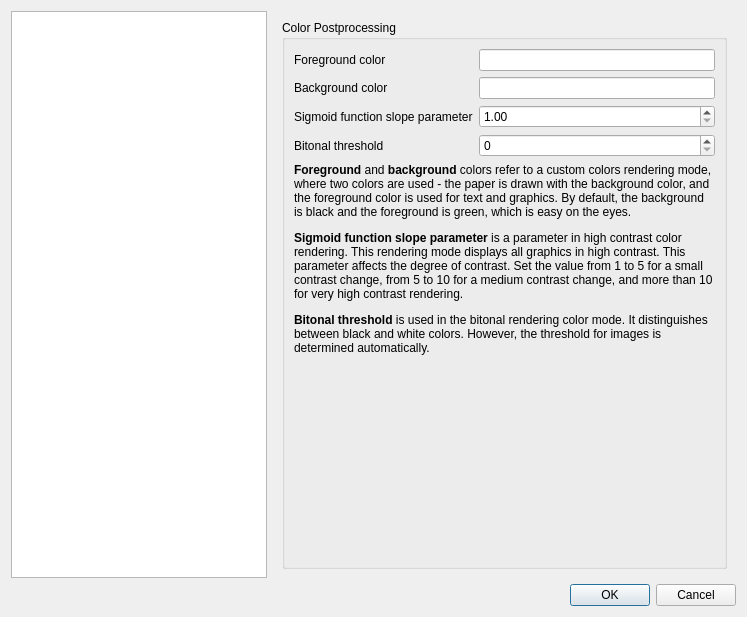
This is Pdf4QtLibGui/pdfviewersettingsdialog.ui in studio-berry/loop as Qt 5 draws it before an edit. The edited form follows.
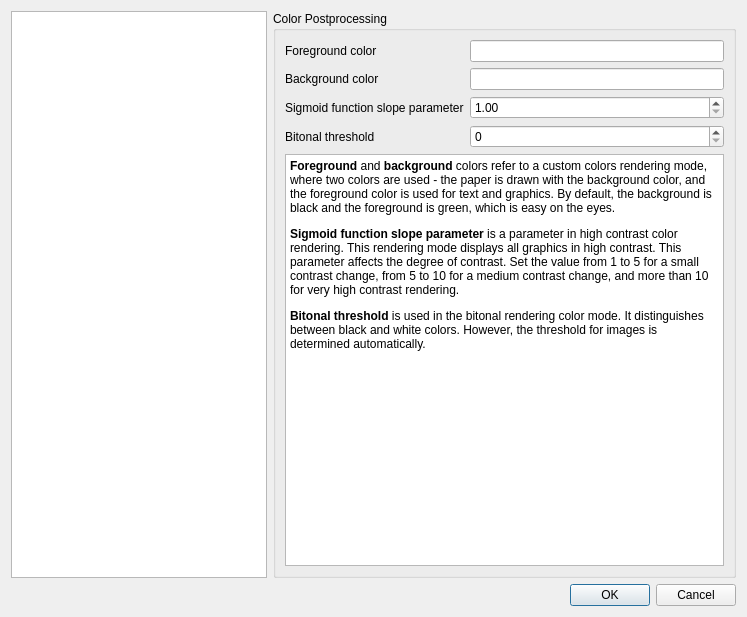
This is the edited form. The open tabs and pages were chosen to show the change.

Commit message: Issue #180: PDF4QT editor and options windows higher than desktop

```diff
--- a/Pdf4QtLibGui/pdfviewersettingsdialog.ui
+++ b/Pdf4QtLibGui/pdfviewersettingsdialog.ui
@@ -770,12 +770,24 @@
        </widget>
        <widget class="QWidget" name="cmsPostprocessingPage">
         <layout class="QVBoxLayout" name="verticalLayout_10">
+         <property name="leftMargin">
+          <number>0</number>
+         </property>
+         <property name="topMargin">
+          <number>0</number>
+         </property>
+         <property name="rightMargin">
+          <number>0</number>
+         </property>
+         <property name="bottomMargin">
+          <number>0</number>
+         </property>
          <item>
           <widget class="QGroupBox" name="groupBox_2">
            <property name="title">
             <string>Color Postprocessing</string>
            </property>
-           <layout class="QVBoxLayout" name="verticalLayout_11">
+           <layout class="QVBoxLayout" name="verticalLayout_11" stretch="0,1">
             <item>
              <layout class="QGridLayout" name="gridLayout_2">
               <item row="1" column="1">
@@ -832,28 +844,21 @@
              </layout>
             </item>
             <item>
-             <widget class="QLabel" name="colorPostProcessingInfoLabel">
-              <property name="text">
-               <string>&lt;html&gt;&lt;head/&gt;&lt;body&gt;&lt;p&gt;&lt;span style=&quot; font-weight:700;&quot;&gt;Foreground&lt;/span&gt; and &lt;span style=&quot; font-weight:700;&quot;&gt;background&lt;/span&gt; colors refer to a custom colors rendering mode, where two colors are used - the paper is drawn with the background color, and the foreground color is used for text and graphics. By default, the background is black and the foreground is green, which is easy on the eyes. &lt;/p&gt;&lt;p&gt;&lt;span style=&quot; font-weight:700;&quot;&gt;Sigmoid function slope parameter&lt;/span&gt; is a parameter in high contrast color rendering. This rendering mode displays all graphics in high contrast. This parameter affects the degree of contrast. Set the value from 1 to 5 for a small contrast change, from 5 to 10 for a medium contrast change, and more than 10 for very high contrast rendering. &lt;/p&gt;&lt;p&gt;&lt;span style=&quot; font-weight:700;&quot;&gt;Bitonal threshold&lt;/span&gt; is used in the bitonal rendering color mode. It distinguishes between black and white colors. However, the threshold for images is determined automatically. &lt;/p&gt;&lt;/body&gt;&lt;/html&gt;</string>
-              </property>
-              <property name="wordWrap">
-               <bool>true</bool>
+             <widget class="QTextBrowser" name="cmsPPHelpTextBrowser">
+              <property name="html">
+               <string>&lt;!DOCTYPE HTML PUBLIC &quot;-//W3C//DTD HTML 4.0//EN&quot; &quot;http://www.w3.org/TR/REC-html40/strict.dtd&quot;&gt;
+&lt;html&gt;&lt;head&gt;&lt;meta name=&quot;qrichtext&quot; content=&quot;1&quot; /&gt;&lt;meta charset=&quot;utf-8&quot; /&gt;&lt;style type=&quot;text/css&quot;&gt;
+p, li { white-space: pre-wrap; }
+hr { height: 1px; border-width: 0; }
+li.unchecked::marker { content: &quot;\2610&quot;; }
+li.checked::marker { content: &quot;\2612&quot;; }
+&lt;/style&gt;&lt;/head&gt;&lt;body style=&quot; font-family:'Segoe UI'; font-size:9pt; font-weight:400; font-style:normal;&quot;&gt;
+&lt;p style=&quot; margin-top:12px; margin-bottom:12px; margin-left:0px; margin-right:0px; -qt-block-indent:0; text-indent:0px;&quot;&gt;&lt;span style=&quot; font-weight:700;&quot;&gt;Foreground&lt;/span&gt; and &lt;span style=&quot; font-weight:700;&quot;&gt;background&lt;/span&gt; colors refer to a custom colors rendering mode, where two colors are used - the paper is drawn with the background color, and the foreground color is used for text and graphics. By default, the background is black and the foreground is green, which is easy on the eyes. &lt;/p&gt;
+&lt;p style=&quot; margin-top:12px; margin-bottom:12px; margin-left:0px; margin-right:0px; -qt-block-indent:0; text-indent:0px;&quot;&gt;&lt;span style=&quot; font-weight:700;&quot;&gt;Sigmoid function slope parameter&lt;/span&gt; is a parameter in high contrast color rendering. This rendering mode displays all graphics in high contrast. This parameter affects the degree of contrast. Set the value from 1 to 5 for a small contrast change, from 5 to 10 for a medium contrast change, and more than 10 for very high contrast rendering. &lt;/p&gt;
+&lt;p style=&quot; margin-top:12px; margin-bottom:12px; margin-left:0px; margin-right:0px; -qt-block-indent:0; text-indent:0px;&quot;&gt;&lt;span style=&quot; font-weight:700;&quot;&gt;Bitonal threshold&lt;/span&gt; is used in the bitonal rendering color mode. It distinguishes between black and white colors. However, the threshold for images is determined automatically. &lt;/p&gt;&lt;/body&gt;&lt;/html&gt;</string>
               </property>
              </widget>
             </item>
-            <item>
-             <spacer name="verticalSpacer_3">
-              <property name="orientation">
-               <enum>Qt::Vertical</enum>
-              </property>
-              <property name="sizeHint" stdset="0">
-               <size>
-                <width>20</width>
-                <height>40</height>
-               </size>
-              </property>
-             </spacer>
-            </item>
            </layout>
           </widget>
          </item>
```
Left out of the diff: 295 changed lines with no effect on the pictures. The commit also changes 3 other files.
